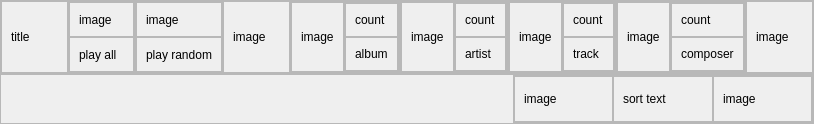
This is CaX/widget/base/infohome.ui in fsest4u/CaX_03 as Qt 5 draws it before an edit. The edited form follows.
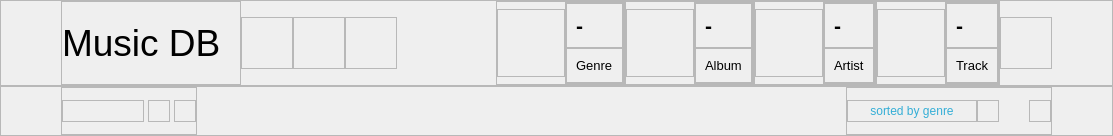
This is the edited form. Icons and pictures are not drawn.

```diff
--- a/CaX/widget/base/infohome.ui
+++ b/CaX/widget/base/infohome.ui
@@ -6,10 +6,22 @@
    <rect>
     <x>0</x>
     <y>0</y>
-    <width>814</width>
-    <height>120</height>
+    <width>1113</width>
+    <height>128</height>
    </rect>
   </property>
+  <property name="minimumSize">
+   <size>
+    <width>0</width>
+    <height>0</height>
+   </size>
+  </property>
+  <property name="maximumSize">
+   <size>
+    <width>16777215</width>
+    <height>16777215</height>
+   </size>
+  </property>
   <property name="windowTitle">
    <string>Form</string>
   </property>
@@ -42,19 +54,31 @@
        <number>0</number>
       </property>
       <property name="leftMargin">
-       <number>0</number>
+       <number>60</number>
       </property>
       <property name="topMargin">
        <number>0</number>
       </property>
       <property name="rightMargin">
-       <number>0</number>
+       <number>60</number>
       </property>
       <property name="bottomMargin">
        <number>0</number>
       </property>
       <item>
        <widget class="QFrame" name="frame_3">
+        <property name="minimumSize">
+         <size>
+          <width>180</width>
+          <height>0</height>
+         </size>
+        </property>
+        <property name="maximumSize">
+         <size>
+          <width>180</width>
+          <height>16777215</height>
+         </size>
+        </property>
         <property name="frameShape">
          <enum>QFrame::StyledPanel</enum>
         </property>
@@ -62,10 +86,34 @@
          <enum>QFrame::Raised</enum>
         </property>
         <layout class="QGridLayout" name="gridLayout_5">
+         <property name="leftMargin">
+          <number>0</number>
+         </property>
+         <property name="topMargin">
+          <number>0</number>
+         </property>
+         <property name="rightMargin">
+          <number>0</number>
+         </property>
+         <property name="bottomMargin">
+          <number>0</number>
+         </property>
+         <property name="spacing">
+          <number>0</number>
+         </property>
          <item row="0" column="0">
           <widget class="QLabel" name="labelTitle">
+           <property name="font">
+            <font>
+             <family>Segoe UI</family>
+             <pointsize>28</pointsize>
+            </font>
+           </property>
            <property name="text">
-            <string>title</string>
+            <string>Music DB</string>
+           </property>
+           <property name="alignment">
+            <set>Qt::AlignLeading|Qt::AlignLeft|Qt::AlignVCenter</set>
            </property>
           </widget>
          </item>
@@ -74,16 +122,25 @@
       </item>
       <item>
        <widget class="QFrame" name="framePlayAll">
+        <property name="minimumSize">
+         <size>
+          <width>52</width>
+          <height>52</height>
+         </size>
+        </property>
+        <property name="maximumSize">
+         <size>
+          <width>52</width>
+          <height>52</height>
+         </size>
+        </property>
         <property name="frameShape">
          <enum>QFrame::StyledPanel</enum>
         </property>
         <property name="frameShadow">
          <enum>QFrame::Raised</enum>
         </property>
-        <layout class="QVBoxLayout" name="verticalLayout">
-         <property name="spacing">
-          <number>0</number>
-         </property>
+        <layout class="QGridLayout" name="gridLayout_6">
          <property name="leftMargin">
           <number>0</number>
          </property>
@@ -96,42 +153,34 @@
          <property name="bottomMargin">
           <number>0</number>
          </property>
-         <item>
-          <widget class="QFrame" name="frame_12">
-           <property name="frameShape">
-            <enum>QFrame::StyledPanel</enum>
+         <item row="0" column="0">
+          <widget class="QLabel" name="labelImagePlayAll">
+           <property name="minimumSize">
+            <size>
+             <width>0</width>
+             <height>0</height>
+            </size>
            </property>
-           <property name="frameShadow">
-            <enum>QFrame::Raised</enum>
+           <property name="maximumSize">
+            <size>
+             <width>16777215</width>
+             <height>16777215</height>
+            </size>
            </property>
-           <layout class="QGridLayout" name="gridLayout_6">
-            <item row="0" column="0">
-             <widget class="QLabel" name="labelImagePlayAll">
-              <property name="text">
-               <string>image</string>
-              </property>
-             </widget>
-            </item>
-           </layout>
-          </widget>
-         </item>
-         <item>
-          <widget class="QFrame" name="frame_13">
-           <property name="frameShape">
-            <enum>QFrame::StyledPanel</enum>
+           <property name="styleSheet">
+            <string notr="true">QLabel
+{
+  border-image: url(:/resource/Icon-52-play.png);
+}
+
+QLabel:hover
+{
+  border-image: url(:/resource/Icon-52-play-o.png);
+}</string>
            </property>
-           <property name="frameShadow">
-            <enum>QFrame::Raised</enum>
+           <property name="text">
+            <string/>
            </property>
-           <layout class="QGridLayout" name="gridLayout_7">
-            <item row="0" column="0">
-             <widget class="QLabel" name="labelPlayAll">
-              <property name="text">
-               <string>play all</string>
-              </property>
-             </widget>
-            </item>
-           </layout>
           </widget>
          </item>
         </layout>
@@ -139,16 +188,25 @@
       </item>
       <item>
        <widget class="QFrame" name="framePlayRandom">
+        <property name="minimumSize">
+         <size>
+          <width>52</width>
+          <height>52</height>
+         </size>
+        </property>
+        <property name="maximumSize">
+         <size>
+          <width>52</width>
+          <height>52</height>
+         </size>
+        </property>
         <property name="frameShape">
          <enum>QFrame::StyledPanel</enum>
         </property>
         <property name="frameShadow">
          <enum>QFrame::Raised</enum>
         </property>
-        <layout class="QVBoxLayout" name="verticalLayout_2">
-         <property name="spacing">
-          <number>0</number>
-         </property>
+        <layout class="QGridLayout" name="gridLayout_7">
          <property name="leftMargin">
           <number>0</number>
          </property>
@@ -161,42 +219,25 @@
          <property name="bottomMargin">
           <number>0</number>
          </property>
-         <item>
-          <widget class="QFrame" name="frame_14">
-           <property name="frameShape">
-            <enum>QFrame::StyledPanel</enum>
+         <property name="spacing">
+          <number>0</number>
+         </property>
+         <item row="0" column="0">
+          <widget class="QLabel" name="labelImagePlayRandom">
+           <property name="styleSheet">
+            <string notr="true">QLabel
+{
+  border-image: url(:/resource/Icon-52-random.png);
+}
+
+QLabel:hover
+{
+  border-image: url(:/resource/Icon-52-random-o.png);
+}</string>
            </property>
-           <property name="frameShadow">
-            <enum>QFrame::Raised</enum>
+           <property name="text">
+            <string/>
            </property>
-           <layout class="QGridLayout" name="gridLayout_8">
-            <item row="0" column="0">
-             <widget class="QLabel" name="labelImagePlayRandom">
-              <property name="text">
-               <string>image</string>
-              </property>
-             </widget>
-            </item>
-           </layout>
-          </widget>
-         </item>
-         <item>
-          <widget class="QFrame" name="frame_15">
-           <property name="frameShape">
-            <enum>QFrame::StyledPanel</enum>
-           </property>
-           <property name="frameShadow">
-            <enum>QFrame::Raised</enum>
-           </property>
-           <layout class="QGridLayout" name="gridLayout_9">
-            <item row="0" column="0">
-             <widget class="QLabel" name="labelPlayRandom">
-              <property name="text">
-               <string>play random</string>
-              </property>
-             </widget>
-            </item>
-           </layout>
           </widget>
          </item>
         </layout>
@@ -204,6 +245,18 @@
       </item>
       <item>
        <widget class="QFrame" name="frameSubmenu">
+        <property name="minimumSize">
+         <size>
+          <width>52</width>
+          <height>52</height>
+         </size>
+        </property>
+        <property name="maximumSize">
+         <size>
+          <width>52</width>
+          <height>52</height>
+         </size>
+        </property>
         <property name="frameShape">
          <enum>QFrame::StyledPanel</enum>
         </property>
@@ -211,16 +264,213 @@
          <enum>QFrame::Raised</enum>
         </property>
         <layout class="QGridLayout" name="gridLayout_10">
+         <property name="leftMargin">
+          <number>0</number>
+         </property>
+         <property name="topMargin">
+          <number>0</number>
+         </property>
+         <property name="rightMargin">
+          <number>0</number>
+         </property>
+         <property name="bottomMargin">
+          <number>0</number>
+         </property>
+         <property name="spacing">
+          <number>0</number>
+         </property>
          <item row="0" column="0">
           <widget class="QLabel" name="labelImageSubMenu">
+           <property name="styleSheet">
+            <string notr="true">QLabel
+{
+  border-image: url(:/resource/Icon-52-smenu.png);
+}
+
+QLabel:hover
+{
+  border-image: url(:/resource/Icon-52-smenu-o.png);
+}</string>
+           </property>
            <property name="text">
-            <string>image</string>
+            <string/>
            </property>
           </widget>
          </item>
         </layout>
        </widget>
       </item>
+      <item>
+       <spacer name="horizontalSpacer_2">
+        <property name="orientation">
+         <enum>Qt::Horizontal</enum>
+        </property>
+        <property name="sizeHint" stdset="0">
+         <size>
+          <width>98</width>
+          <height>20</height>
+         </size>
+        </property>
+       </spacer>
+      </item>
+      <item>
+       <widget class="QFrame" name="frameGenre">
+        <property name="frameShape">
+         <enum>QFrame::StyledPanel</enum>
+        </property>
+        <property name="frameShadow">
+         <enum>QFrame::Raised</enum>
+        </property>
+        <layout class="QHBoxLayout" name="horizontalLayout_6">
+         <property name="spacing">
+          <number>0</number>
+         </property>
+         <property name="leftMargin">
+          <number>0</number>
+         </property>
+         <property name="topMargin">
+          <number>0</number>
+         </property>
+         <property name="rightMargin">
+          <number>0</number>
+         </property>
+         <property name="bottomMargin">
+          <number>0</number>
+         </property>
+         <item>
+          <widget class="QFrame" name="frame_22">
+           <property name="minimumSize">
+            <size>
+             <width>68</width>
+             <height>68</height>
+            </size>
+           </property>
+           <property name="maximumSize">
+            <size>
+             <width>68</width>
+             <height>68</height>
+            </size>
+           </property>
+           <property name="frameShape">
+            <enum>QFrame::StyledPanel</enum>
+           </property>
+           <property name="frameShadow">
+            <enum>QFrame::Raised</enum>
+           </property>
+           <layout class="QGridLayout" name="gridLayout_19">
+            <property name="leftMargin">
+             <number>0</number>
+            </property>
+            <property name="topMargin">
+             <number>0</number>
+            </property>
+            <property name="rightMargin">
+             <number>0</number>
+            </property>
+            <property name="bottomMargin">
+             <number>0</number>
+            </property>
+            <property name="spacing">
+             <number>0</number>
+            </property>
+            <item row="0" column="0">
+             <widget class="QLabel" name="labelImageGenre">
+              <property name="styleSheet">
+               <string notr="true">QLabel
+{
+  border-image: url(:/resource/Icon-68-genre.png);
+}</string>
+              </property>
+              <property name="text">
+               <string/>
+              </property>
+             </widget>
+            </item>
+           </layout>
+          </widget>
+         </item>
+         <item>
+          <widget class="QFrame" name="frame_23">
+           <property name="frameShape">
+            <enum>QFrame::StyledPanel</enum>
+           </property>
+           <property name="frameShadow">
+            <enum>QFrame::Raised</enum>
+           </property>
+           <layout class="QVBoxLayout" name="verticalLayout_4">
+            <property name="spacing">
+             <number>0</number>
+            </property>
+            <property name="leftMargin">
+             <number>0</number>
+            </property>
+            <property name="topMargin">
+             <number>0</number>
+            </property>
+            <property name="rightMargin">
+             <number>0</number>
+            </property>
+            <property name="bottomMargin">
+             <number>0</number>
+            </property>
+            <item>
+             <widget class="QFrame" name="frame_30">
+              <property name="frameShape">
+               <enum>QFrame::StyledPanel</enum>
+              </property>
+              <property name="frameShadow">
+               <enum>QFrame::Raised</enum>
+              </property>
+              <layout class="QGridLayout" name="gridLayout_17">
+               <item row="0" column="0">
+                <widget class="QLabel" name="labelGenreCnt">
+                 <property name="font">
+                  <font>
+                   <family>Segoe UI</family>
+                   <pointsize>16</pointsize>
+                   <weight>75</weight>
+                   <bold>true</bold>
+                  </font>
+                 </property>
+                 <property name="text">
+                  <string>-</string>
+                 </property>
+                </widget>
+               </item>
+              </layout>
+             </widget>
+            </item>
+            <item>
+             <widget class="QFrame" name="frame_31">
+              <property name="frameShape">
+               <enum>QFrame::StyledPanel</enum>
+              </property>
+              <property name="frameShadow">
+               <enum>QFrame::Raised</enum>
+              </property>
+              <layout class="QGridLayout" name="gridLayout_18">
+               <item row="0" column="0">
+                <widget class="QLabel" name="labelGenre">
+                 <property name="font">
+                  <font>
+                   <family>Segoe UI</family>
+                   <pointsize>10</pointsize>
+                  </font>
+                 </property>
+                 <property name="text">
+                  <string>Genre</string>
+                 </property>
+                </widget>
+               </item>
+              </layout>
+             </widget>
+            </item>
+           </layout>
+          </widget>
+         </item>
+        </layout>
+       </widget>
+      </item>
       <item>
        <widget class="QFrame" name="frameAlbum">
         <property name="frameShape">
@@ -247,6 +497,18 @@
          </property>
          <item>
           <widget class="QFrame" name="frame_18">
+           <property name="minimumSize">
+            <size>
+             <width>68</width>
+             <height>68</height>
+            </size>
+           </property>
+           <property name="maximumSize">
+            <size>
+             <width>68</width>
+             <height>68</height>
+            </size>
+           </property>
            <property name="frameShape">
             <enum>QFrame::StyledPanel</enum>
            </property>
@@ -254,10 +516,28 @@
             <enum>QFrame::Raised</enum>
            </property>
            <layout class="QGridLayout" name="gridLayout_12">
+            <property name="leftMargin">
+             <number>0</number>
+            </property>
+            <property name="topMargin">
+             <number>0</number>
+            </property>
+            <property name="rightMargin">
+             <number>0</number>
+            </property>
+            <property name="bottomMargin">
+             <number>0</number>
+            </property>
+            <property name="spacing">
+             <number>0</number>
+            </property>
             <item row="0" column="0">
              <widget class="QLabel" name="labelImageAlbum">
-              <property name="text">
-               <string>image</string>
+              <property name="styleSheet">
+               <string notr="true">QLabel
+{
+  border-image: url(:/resource/Icon-68-album.png);
+}</string>
               </property>
              </widget>
             </item>
@@ -299,8 +579,16 @@
               <layout class="QGridLayout" name="gridLayout_13">
                <item row="0" column="0">
                 <widget class="QLabel" name="labelAlbumCnt">
+                 <property name="font">
+                  <font>
+                   <family>Segoe UI</family>
+                   <pointsize>16</pointsize>
+                   <weight>75</weight>
+                   <bold>true</bold>
+                  </font>
+                 </property>
                  <property name="text">
-                  <string>count</string>
+                  <string>-</string>
                  </property>
                 </widget>
                </item>
@@ -318,8 +606,14 @@
               <layout class="QGridLayout" name="gridLayout_14">
                <item row="0" column="0">
                 <widget class="QLabel" name="labelAlbum">
+                 <property name="font">
+                  <font>
+                   <family>Segoe UI</family>
+                   <pointsize>10</pointsize>
+                  </font>
+                 </property>
                  <property name="text">
-                  <string>album</string>
+                  <string>Album</string>
                  </property>
                 </widget>
                </item>
@@ -358,6 +652,18 @@
          </property>
          <item>
           <widget class="QFrame" name="frame_21">
+           <property name="minimumSize">
+            <size>
+             <width>68</width>
+             <height>68</height>
+            </size>
+           </property>
+           <property name="maximumSize">
+            <size>
+             <width>68</width>
+             <height>68</height>
+            </size>
+           </property>
            <property name="frameShape">
             <enum>QFrame::StyledPanel</enum>
            </property>
@@ -365,10 +671,28 @@
             <enum>QFrame::Raised</enum>
            </property>
            <layout class="QGridLayout" name="gridLayout_16">
+            <property name="leftMargin">
+             <number>0</number>
+            </property>
+            <property name="topMargin">
+             <number>0</number>
+            </property>
+            <property name="rightMargin">
+             <number>0</number>
+            </property>
+            <property name="bottomMargin">
+             <number>0</number>
+            </property>
+            <property name="spacing">
+             <number>0</number>
+            </property>
             <item row="0" column="0">
              <widget class="QLabel" name="labelImageArtist">
-              <property name="text">
-               <string>image</string>
+              <property name="styleSheet">
+               <string notr="true">QLabel
+{
+  border-image: url(:/resource/Icon-68-artist.png);
+}</string>
               </property>
              </widget>
             </item>
@@ -410,8 +734,16 @@
               <layout class="QGridLayout" name="gridLayout_15">
                <item row="0" column="0">
                 <widget class="QLabel" name="labelArtistCnt">
+                 <property name="font">
+                  <font>
+                   <family>Segoe UI</family>
+                   <pointsize>16</pointsize>
+                   <weight>75</weight>
+                   <bold>true</bold>
+                  </font>
+                 </property>
                  <property name="text">
-                  <string>count</string>
+                  <string>-</string>
                  </property>
                 </widget>
                </item>
@@ -429,8 +761,14 @@
               <layout class="QGridLayout" name="gridLayout_23">
                <item row="0" column="0">
                 <widget class="QLabel" name="labelArtist">
+                 <property name="font">
+                  <font>
+                   <family>Segoe UI</family>
+                   <pointsize>10</pointsize>
+                  </font>
+                 </property>
                  <property name="text">
-                  <string>artist</string>
+                  <string>Artist</string>
                  </property>
                 </widget>
                </item>
@@ -469,6 +807,18 @@
          </property>
          <item>
           <widget class="QFrame" name="frame_16">
+           <property name="minimumSize">
+            <size>
+             <width>68</width>
+             <height>68</height>
+            </size>
+           </property>
+           <property name="maximumSize">
+            <size>
+             <width>68</width>
+             <height>68</height>
+            </size>
+           </property>
            <property name="frameShape">
             <enum>QFrame::StyledPanel</enum>
            </property>
@@ -476,10 +826,28 @@
             <enum>QFrame::Raised</enum>
            </property>
            <layout class="QGridLayout" name="gridLayout_22">
+            <property name="leftMargin">
+             <number>0</number>
+            </property>
+            <property name="topMargin">
+             <number>0</number>
+            </property>
+            <property name="rightMargin">
+             <number>0</number>
+            </property>
+            <property name="bottomMargin">
+             <number>0</number>
+            </property>
+            <property name="spacing">
+             <number>0</number>
+            </property>
             <item row="0" column="0">
              <widget class="QLabel" name="labelImageTrack">
-              <property name="text">
-               <string>image</string>
+              <property name="styleSheet">
+               <string notr="true">QLabel
+{
+  border-image: url(:/resource/Icon-68-track.png);
+}</string>
               </property>
              </widget>
             </item>
@@ -521,8 +889,16 @@
               <layout class="QGridLayout" name="gridLayout_20">
                <item row="0" column="0">
                 <widget class="QLabel" name="labelTrackCnt">
+                 <property name="font">
+                  <font>
+                   <family>Segoe UI</family>
+                   <pointsize>16</pointsize>
+                   <weight>75</weight>
+                   <bold>true</bold>
+                  </font>
+                 </property>
                  <property name="text">
-                  <string>count</string>
+                  <string>-</string>
                  </property>
                 </widget>
                </item>
@@ -540,119 +916,14 @@
               <layout class="QGridLayout" name="gridLayout_21">
                <item row="0" column="0">
                 <widget class="QLabel" name="labelTrack">
-                 <property name="text">
-                  <string>track</string>
+                 <property name="font">
+                  <font>
+                   <family>Segoe UI</family>
+                   <pointsize>10</pointsize>
+                  </font>
                  </property>
-                </widget>
-               </item>
-              </layout>
-             </widget>
-            </item>
-           </layout>
-          </widget>
-         </item>
-        </layout>
-       </widget>
-      </item>
-      <item>
-       <widget class="QFrame" name="frameComposer">
-        <property name="frameShape">
-         <enum>QFrame::StyledPanel</enum>
-        </property>
-        <property name="frameShadow">
-         <enum>QFrame::Raised</enum>
-        </property>
-        <layout class="QHBoxLayout" name="horizontalLayout_6">
-         <property name="spacing">
-          <number>0</number>
-         </property>
-         <property name="leftMargin">
-          <number>0</number>
-         </property>
-         <property name="topMargin">
-          <number>0</number>
-         </property>
-         <property name="rightMargin">
-          <number>0</number>
-         </property>
-         <property name="bottomMargin">
-          <number>0</number>
-         </property>
-         <item>
-          <widget class="QFrame" name="frame_22">
-           <property name="frameShape">
-            <enum>QFrame::StyledPanel</enum>
-           </property>
-           <property name="frameShadow">
-            <enum>QFrame::Raised</enum>
-           </property>
-           <layout class="QGridLayout" name="gridLayout_19">
-            <item row="0" column="0">
-             <widget class="QLabel" name="labelImageComposer">
-              <property name="text">
-               <string>image</string>
-              </property>
-             </widget>
-            </item>
-           </layout>
-          </widget>
-         </item>
-         <item>
-          <widget class="QFrame" name="frame_23">
-           <property name="frameShape">
-            <enum>QFrame::StyledPanel</enum>
-           </property>
-           <property name="frameShadow">
-            <enum>QFrame::Raised</enum>
-           </property>
-           <layout class="QVBoxLayout" name="verticalLayout_4">
-            <property name="spacing">
-             <number>0</number>
-            </property>
-            <property name="leftMargin">
-             <number>0</number>
-            </property>
-            <property name="topMargin">
-             <number>0</number>
-            </property>
-            <property name="rightMargin">
-             <number>0</number>
-            </property>
-            <property name="bottomMargin">
-             <number>0</number>
-            </property>
-            <item>
-             <widget class="QFrame" name="frame_30">
-              <property name="frameShape">
-               <enum>QFrame::StyledPanel</enum>
-              </property>
-              <property name="frameShadow">
-               <enum>QFrame::Raised</enum>
-              </property>
-              <layout class="QGridLayout" name="gridLayout_17">
-               <item row="0" column="0">
-                <widget class="QLabel" name="labelComposerCnt">
                  <property name="text">
-                  <string>count</string>
-                 </property>
-                </widget>
-               </item>
-              </layout>
-             </widget>
-            </item>
-            <item>
-             <widget class="QFrame" name="frame_31">
-              <property name="frameShape">
-               <enum>QFrame::StyledPanel</enum>
-              </property>
-              <property name="frameShadow">
-               <enum>QFrame::Raised</enum>
-              </property>
-              <layout class="QGridLayout" name="gridLayout_18">
-               <item row="0" column="0">
-                <widget class="QLabel" name="labelComposer">
-                 <property name="text">
-                  <string>composer</string>
+                  <string>Track</string>
                  </property>
                 </widget>
                </item>
@@ -667,6 +938,18 @@
       </item>
       <item>
        <widget class="QFrame" name="frameSubmenu2">
+        <property name="minimumSize">
+         <size>
+          <width>52</width>
+          <height>52</height>
+         </size>
+        </property>
+        <property name="maximumSize">
+         <size>
+          <width>52</width>
+          <height>52</height>
+         </size>
+        </property>
         <property name="frameShape">
          <enum>QFrame::StyledPanel</enum>
         </property>
@@ -674,10 +957,36 @@
          <enum>QFrame::Raised</enum>
         </property>
         <layout class="QGridLayout" name="gridLayout_11">
+         <property name="leftMargin">
+          <number>0</number>
+         </property>
+         <property name="topMargin">
+          <number>0</number>
+         </property>
+         <property name="rightMargin">
+          <number>0</number>
+         </property>
+         <property name="bottomMargin">
+          <number>0</number>
+         </property>
+         <property name="spacing">
+          <number>0</number>
+         </property>
          <item row="0" column="0">
           <widget class="QLabel" name="labelImageSubmenu2">
+           <property name="styleSheet">
+            <string notr="true">QLabel
+{
+  border-image: url(:/resource/Icon-52-smenu.png);
+}
+
+QLabel:hover
+{
+  border-image: url(:/resource/Icon-52-smenu-o.png);
+}</string>
+           </property>
            <property name="text">
-            <string>image</string>
+            <string/>
            </property>
           </widget>
          </item>
@@ -712,17 +1021,212 @@
        <number>0</number>
       </property>
       <property name="leftMargin">
-       <number>0</number>
+       <number>60</number>
       </property>
       <property name="topMargin">
        <number>0</number>
       </property>
       <property name="rightMargin">
-       <number>0</number>
+       <number>60</number>
       </property>
       <property name="bottomMargin">
        <number>0</number>
       </property>
+      <item>
+       <widget class="QFrame" name="frame_5">
+        <property name="frameShape">
+         <enum>QFrame::StyledPanel</enum>
+        </property>
+        <property name="frameShadow">
+         <enum>QFrame::Raised</enum>
+        </property>
+        <layout class="QGridLayout" name="gridLayout_24">
+         <property name="leftMargin">
+          <number>0</number>
+         </property>
+         <property name="topMargin">
+          <number>0</number>
+         </property>
+         <property name="rightMargin">
+          <number>0</number>
+         </property>
+         <property name="bottomMargin">
+          <number>0</number>
+         </property>
+         <property name="horizontalSpacing">
+          <number>4</number>
+         </property>
+         <property name="verticalSpacing">
+          <number>0</number>
+         </property>
+         <item row="0" column="0">
+          <widget class="QFrame" name="frame_6">
+           <property name="minimumSize">
+            <size>
+             <width>82</width>
+             <height>22</height>
+            </size>
+           </property>
+           <property name="maximumSize">
+            <size>
+             <width>82</width>
+             <height>22</height>
+            </size>
+           </property>
+           <property name="frameShape">
+            <enum>QFrame::StyledPanel</enum>
+           </property>
+           <property name="frameShadow">
+            <enum>QFrame::Raised</enum>
+           </property>
+           <layout class="QGridLayout" name="gridLayout_25">
+            <property name="leftMargin">
+             <number>0</number>
+            </property>
+            <property name="topMargin">
+             <number>0</number>
+            </property>
+            <property name="rightMargin">
+             <number>0</number>
+            </property>
+            <property name="bottomMargin">
+             <number>0</number>
+            </property>
+            <property name="spacing">
+             <number>0</number>
+            </property>
+            <item row="0" column="0">
+             <widget class="QLabel" name="label">
+              <property name="styleSheet">
+               <string notr="true">QLabel
+{
+  border-image: url(:/resource/Icon-82-classify.png);
+}
+
+QLabel:hover
+{
+  border-image: url(:/resource/Icon-82-classify-o.png);
+}</string>
+              </property>
+              <property name="text">
+               <string/>
+              </property>
+             </widget>
+            </item>
+           </layout>
+          </widget>
+         </item>
+         <item row="0" column="1">
+          <widget class="QFrame" name="frame_7">
+           <property name="minimumSize">
+            <size>
+             <width>22</width>
+             <height>22</height>
+            </size>
+           </property>
+           <property name="maximumSize">
+            <size>
+             <width>22</width>
+             <height>22</height>
+            </size>
+           </property>
+           <property name="frameShape">
+            <enum>QFrame::StyledPanel</enum>
+           </property>
+           <property name="frameShadow">
+            <enum>QFrame::Raised</enum>
+           </property>
+           <layout class="QGridLayout" name="gridLayout_26">
+            <property name="leftMargin">
+             <number>0</number>
+            </property>
+            <property name="topMargin">
+             <number>0</number>
+            </property>
+            <property name="rightMargin">
+             <number>0</number>
+            </property>
+            <property name="bottomMargin">
+             <number>0</number>
+            </property>
+            <property name="spacing">
+             <number>0</number>
+            </property>
+            <item row="0" column="0">
+             <widget class="QLabel" name="label_2">
+              <property name="styleSheet">
+               <string notr="true">QLabel
+{
+  border-image: url(:/resource/Icon-22-favorite.png);
+}
+
+QLabel:hover
+{
+  border-image: url(:/resource/Icon-22-favorite-o.png);
+}</string>
+              </property>
+             </widget>
+            </item>
+           </layout>
+          </widget>
+         </item>
+         <item row="0" column="2">
+          <widget class="QFrame" name="frame_8">
+           <property name="minimumSize">
+            <size>
+             <width>22</width>
+             <height>22</height>
+            </size>
+           </property>
+           <property name="maximumSize">
+            <size>
+             <width>22</width>
+             <height>22</height>
+            </size>
+           </property>
+           <property name="frameShape">
+            <enum>QFrame::StyledPanel</enum>
+           </property>
+           <property name="frameShadow">
+            <enum>QFrame::Raised</enum>
+           </property>
+           <layout class="QGridLayout" name="gridLayout_27">
+            <property name="leftMargin">
+             <number>0</number>
+            </property>
+            <property name="topMargin">
+             <number>0</number>
+            </property>
+            <property name="rightMargin">
+             <number>0</number>
+            </property>
+            <property name="bottomMargin">
+             <number>0</number>
+            </property>
+            <property name="spacing">
+             <number>0</number>
+            </property>
+            <item row="0" column="0">
+             <widget class="QLabel" name="label_3">
+              <property name="styleSheet">
+               <string notr="true">QLabel
+{
+  border-image: url(:/resource/Icon-22-rating.png);
+}
+
+QLabel:hover
+{
+  border-image: url(:/resource/Icon-22-rating-o.png);
+}</string>
+              </property>
+             </widget>
+            </item>
+           </layout>
+          </widget>
+         </item>
+        </layout>
+       </widget>
+      </item>
       <item>
        <spacer name="horizontalSpacer">
         <property name="orientation">
@@ -740,13 +1244,13 @@
        <widget class="QFrame" name="frame_4">
         <property name="minimumSize">
          <size>
-          <width>300</width>
+          <width>0</width>
           <height>0</height>
          </size>
         </property>
         <property name="maximumSize">
          <size>
-          <width>300</width>
+          <width>16777215</width>
           <height>16777215</height>
          </size>
         </property>
@@ -774,6 +1278,18 @@
          </property>
          <item>
           <widget class="QFrame" name="frameDisplayMode">
+           <property name="minimumSize">
+            <size>
+             <width>130</width>
+             <height>22</height>
+            </size>
+           </property>
+           <property name="maximumSize">
+            <size>
+             <width>130</width>
+             <height>22</height>
+            </size>
+           </property>
            <property name="frameShape">
             <enum>QFrame::StyledPanel</enum>
            </property>
@@ -781,10 +1297,41 @@
             <enum>QFrame::Raised</enum>
            </property>
            <layout class="QGridLayout" name="gridLayout_2">
+            <property name="leftMargin">
+             <number>0</number>
+            </property>
+            <property name="topMargin">
+             <number>0</number>
+            </property>
+            <property name="rightMargin">
+             <number>0</number>
+            </property>
+            <property name="bottomMargin">
+             <number>0</number>
+            </property>
+            <property name="spacing">
+             <number>0</number>
+            </property>
             <item row="0" column="0">
              <widget class="QLabel" name="labelImageDisplayMode">
+              <property name="styleSheet">
+               <string notr="true">QLabel
+{
+  color: rgb(52, 174, 214);
+  border-image: url(:/resource/Icon-130-sort.png);
+}
+
+QLabel:hover
+{
+  color: rgb(255, 255, 255);
+  border-image: url(:/resource/Icon-130-sort-o.png);
+}</string>
+              </property>
               <property name="text">
-               <string>image</string>
+               <string>sorted by genre</string>
+              </property>
+              <property name="alignment">
+               <set>Qt::AlignCenter</set>
               </property>
              </widget>
             </item>
@@ -793,6 +1340,18 @@
          </item>
          <item>
           <widget class="QFrame" name="frameSort">
+           <property name="minimumSize">
+            <size>
+             <width>22</width>
+             <height>22</height>
+            </size>
+           </property>
+           <property name="maximumSize">
+            <size>
+             <width>22</width>
+             <height>22</height>
+            </size>
+           </property>
            <property name="frameShape">
             <enum>QFrame::StyledPanel</enum>
            </property>
@@ -800,18 +1359,72 @@
             <enum>QFrame::Raised</enum>
            </property>
            <layout class="QGridLayout" name="gridLayout_3">
+            <property name="leftMargin">
+             <number>0</number>
+            </property>
+            <property name="topMargin">
+             <number>0</number>
+            </property>
+            <property name="rightMargin">
+             <number>0</number>
+            </property>
+            <property name="bottomMargin">
+             <number>0</number>
+            </property>
+            <property name="spacing">
+             <number>0</number>
+            </property>
             <item row="0" column="0">
              <widget class="QLabel" name="labelSort">
+              <property name="styleSheet">
+               <string notr="true">QLabel
+{
+  border-image: url(:/resource/Icon-22-sortd.png);
+}
+
+QLabel:hover
+{
+  border-image: url(:/resource/Icon-22-sortd-o.png);
+}</string>
+              </property>
               <property name="text">
-               <string>sort text</string>
+               <string/>
               </property>
              </widget>
             </item>
            </layout>
           </widget>
          </item>
+         <item>
+          <spacer name="horizontalSpacer_3">
+           <property name="orientation">
+            <enum>Qt::Horizontal</enum>
+           </property>
+           <property name="sizeType">
+            <enum>QSizePolicy::Fixed</enum>
+           </property>
+           <property name="sizeHint" stdset="0">
+            <size>
+             <width>30</width>
+             <height>20</height>
+            </size>
+           </property>
+          </spacer>
+         </item>
          <item>
           <widget class="QFrame" name="frameSort2">
+           <property name="minimumSize">
+            <size>
+             <width>22</width>
+             <height>22</height>
+            </size>
+           </property>
+           <property name="maximumSize">
+            <size>
+             <width>22</width>
+             <height>22</height>
+            </size>
+           </property>
            <property name="frameShape">
             <enum>QFrame::StyledPanel</enum>
            </property>
@@ -819,10 +1432,33 @@
             <enum>QFrame::Raised</enum>
            </property>
            <layout class="QGridLayout" name="gridLayout_4">
+            <property name="leftMargin">
+             <number>0</number>
+            </property>
+            <property name="topMargin">
+             <number>0</number>
+            </property>
+            <property name="rightMargin">
+             <number>0</number>
+            </property>
+            <property name="bottomMargin">
+             <number>0</number>
+            </property>
+            <property name="spacing">
+             <number>0</number>
+            </property>
             <item row="0" column="0">
              <widget class="QLabel" name="labelImageSort2">
-              <property name="text">
-               <string>image</string>
+              <property name="styleSheet">
+               <string notr="true">QLabel
+{
+  border-image: url(:/resource/Icon-22-iconsize.png);
+}
+
+QLabel:hover
+{
+  border-image: url(:/resource/Icon-22-iconsize-o.png);
+}</string>
               </property>
              </widget>
             </item>
```
